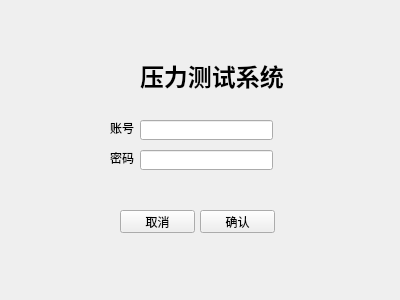
This is qt/functions/presure/login.ui in liangfutang/py-modules as Qt 5 draws it before an edit. The edited form follows.
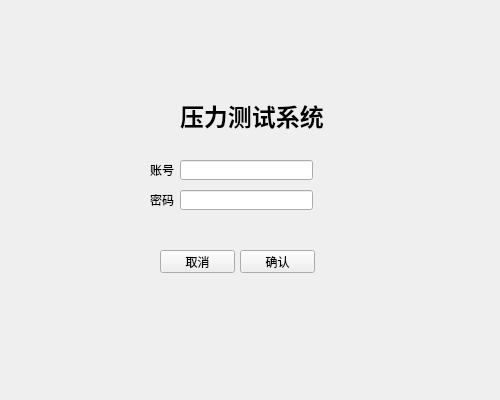
This is the edited form. Icons and pictures are not drawn.

Patch:
```diff
--- a/qt/functions/presure/login.ui
+++ b/qt/functions/presure/login.ui
@@ -6,8 +6,8 @@
    <rect>
     <x>0</x>
     <y>0</y>
-    <width>400</width>
-    <height>300</height>
+    <width>500</width>
+    <height>400</height>
    </rect>
   </property>
   <property name="sizePolicy">
@@ -18,14 +18,14 @@
   </property>
   <property name="minimumSize">
    <size>
-    <width>400</width>
-    <height>300</height>
+    <width>500</width>
+    <height>400</height>
    </size>
   </property>
   <property name="maximumSize">
    <size>
-    <width>400</width>
-    <height>300</height>
+    <width>500</width>
+    <height>400</height>
    </size>
   </property>
   <property name="windowTitle">
@@ -34,8 +34,8 @@
   <widget class="QLabel" name="label">
    <property name="geometry">
     <rect>
-     <x>80</x>
-     <y>50</y>
+     <x>120</x>
+     <y>90</y>
      <width>42</width>
      <height>42</height>
     </rect>
@@ -55,9 +55,9 @@
   <widget class="QLabel" name="label_2">
    <property name="geometry">
     <rect>
-     <x>140</x>
-     <y>60</y>
-     <width>161</width>
+     <x>180</x>
+     <y>100</y>
+     <width>221</width>
      <height>31</height>
     </rect>
    </property>
@@ -75,34 +75,40 @@
   <widget class="QLabel" name="label_3">
    <property name="geometry">
     <rect>
-     <x>110</x>
-     <y>120</y>
-     <width>24</width>
-     <height>16</height>
+     <x>133</x>
+     <y>160</y>
+     <width>41</width>
+     <height>20</height>
     </rect>
    </property>
    <property name="text">
     <string>账号</string>
    </property>
+   <property name="alignment">
+    <set>Qt::AlignRight|Qt::AlignTrailing|Qt::AlignVCenter</set>
+   </property>
   </widget>
   <widget class="QLabel" name="label_4">
    <property name="geometry">
     <rect>
-     <x>110</x>
-     <y>150</y>
-     <width>24</width>
-     <height>16</height>
+     <x>133</x>
+     <y>190</y>
+     <width>41</width>
+     <height>20</height>
     </rect>
    </property>
    <property name="text">
     <string>密码</string>
    </property>
+   <property name="alignment">
+    <set>Qt::AlignRight|Qt::AlignTrailing|Qt::AlignVCenter</set>
+   </property>
   </widget>
   <widget class="QLineEdit" name="accountEdit">
    <property name="geometry">
     <rect>
-     <x>140</x>
-     <y>120</y>
+     <x>180</x>
+     <y>160</y>
      <width>133</width>
      <height>20</height>
     </rect>
@@ -111,8 +117,8 @@
   <widget class="QLineEdit" name="passwordEdit">
    <property name="geometry">
     <rect>
-     <x>140</x>
-     <y>150</y>
+     <x>180</x>
+     <y>190</y>
      <width>133</width>
      <height>20</height>
     </rect>
@@ -124,8 +130,8 @@
   <widget class="QPushButton" name="cencalBtn">
    <property name="geometry">
     <rect>
-     <x>120</x>
-     <y>210</y>
+     <x>160</x>
+     <y>250</y>
      <width>75</width>
      <height>23</height>
     </rect>
@@ -140,8 +146,8 @@
   <widget class="QPushButton" name="confirmBtn">
    <property name="geometry">
     <rect>
-     <x>200</x>
-     <y>210</y>
+     <x>240</x>
+     <y>250</y>
      <width>75</width>
      <height>23</height>
     </rect>
```
